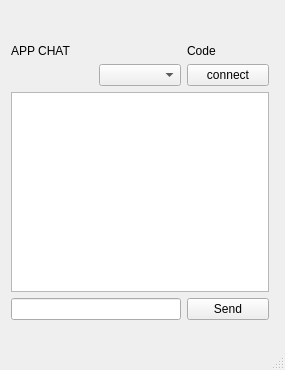
The window that appchat/appchat.ui (ngocson2g/Intership-DeveLopment-Moblie) describes before a commit, drawn with Qt 5.
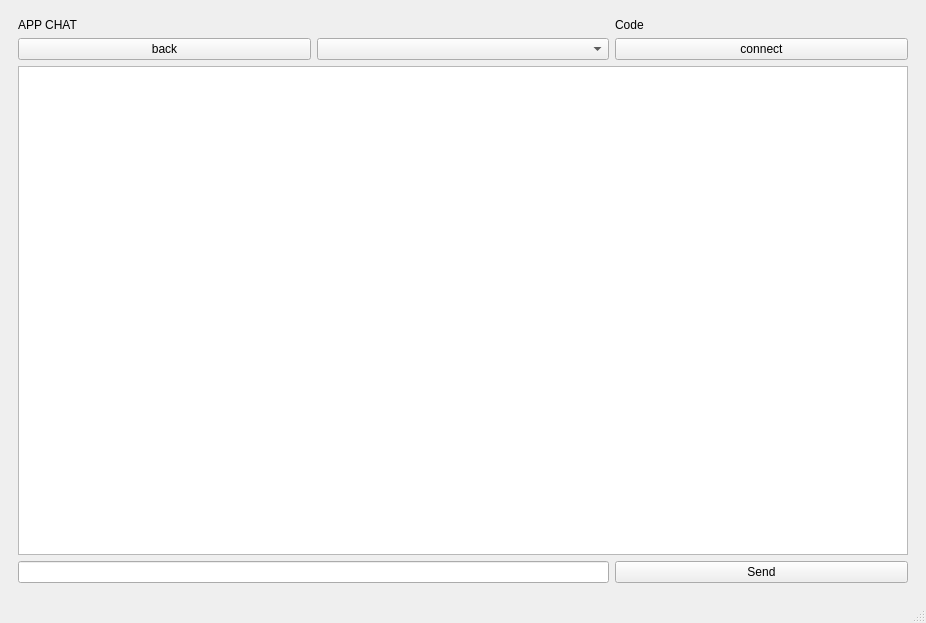
The same window after the commit.

What changed in the file:
```diff
--- a/appchat/appchat.ui
+++ b/appchat/appchat.ui
@@ -6,23 +6,38 @@
    <rect>
     <x>0</x>
     <y>0</y>
-    <width>285</width>
-    <height>370</height>
+    <width>926</width>
+    <height>623</height>
    </rect>
   </property>
   <property name="windowTitle">
    <string>AppChat</string>
   </property>
   <widget class="QWidget" name="centralwidget">
-   <widget class="QWidget" name="">
+   <layout class="QGridLayout" name="gridLayout_2">
+    <item row="0" column="0">
+     <widget class="QStackedWidget" name="stackedWidget">
+      <property name="currentIndex">
+       <number>1</number>
+      </property>
+      <widget class="QWidget" name="page">
+       <widget class="QPushButton" name="pushButton_open_app">
     <property name="geometry">
      <rect>
-      <x>11</x>
-      <y>44</y>
-      <width>258</width>
-      <height>276</height>
-     </rect>
-    </property>
+          <x>280</x>
+          <y>150</y>
+          <width>80</width>
+          <height>61</height>
+         </rect>
+        </property>
+        <property name="text">
+         <string>App chat</string>
+        </property>
+       </widget>
+      </widget>
+      <widget class="QWidget" name="page_2">
+       <layout class="QGridLayout" name="gridLayout_3">
+        <item row="0" column="0">
     <layout class="QGridLayout" name="gridLayout">
      <item row="0" column="0">
       <widget class="QLabel" name="label">
@@ -49,7 +64,11 @@
       </widget>
      </item>
      <item row="2" column="0" colspan="3">
-      <widget class="QTextEdit" name="textEdit_recied"/>
+           <widget class="QTextEdit" name="textEdit_recied">
+            <property name="layoutDirection">
+             <enum>Qt::LeftToRight</enum>
+            </property>
+           </widget>
      </item>
      <item row="3" column="2">
       <widget class="QPushButton" name="pushButton_Send">
@@ -61,8 +80,20 @@
      <item row="3" column="0" colspan="2">
       <widget class="QLineEdit" name="lineEdit_Message_Send"/>
      </item>
-    </layout>
-   </widget>
+          <item row="1" column="0">
+           <widget class="QPushButton" name="pushButton_back">
+            <property name="text">
+             <string>back</string>
+            </property>
+           </widget>
+          </item>
+         </layout>
+        </item>
+       </layout>
+      </widget>
+     </widget>
+    </item>
+   </layout>
   </widget>
   <widget class="QMenuBar" name="menubar">
    <property name="geometry">
```
Left out of the diff: 2 changed lines with no effect on the pictures. Lines whose indentation alone changed are shown as unchanged.
